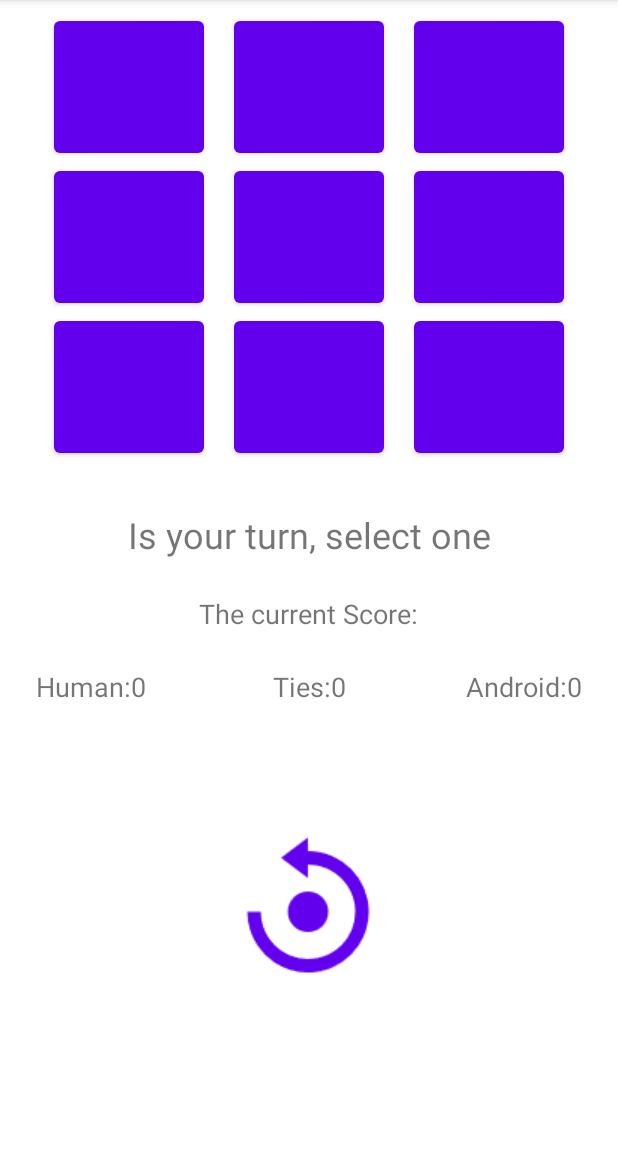
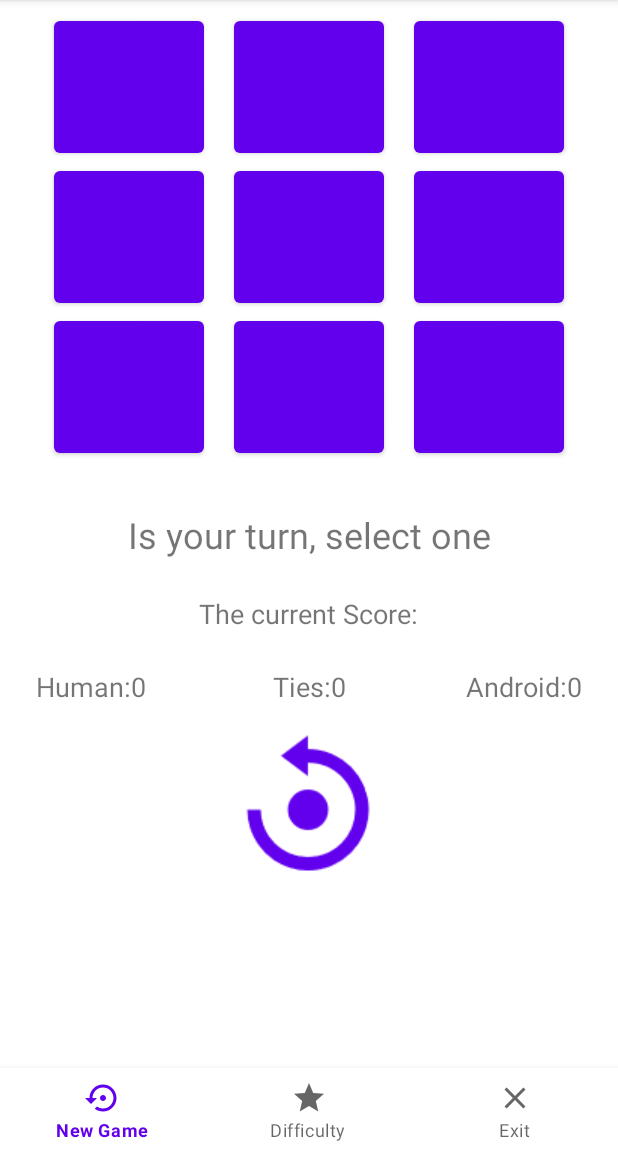
Before and after one commit to LeonardoMercado/talleres_DADM-2021-2, an Android app: the screen it shows after launch (MainActivity), on a phone screen of 412 x 824 dp, the part 84-1236 px from its top. Run offline under Robolectric (Android 15) with nearby library versions, the phone set to English and light mode, and no system bars.

Commit message:
Se crea el menú botton y se implementan los tres items

```diff
--- /dev/null
+++ b/02_Reto_4_Tic_Tac_Toe/app/src/main/res/drawable/ic_close_32.xml
@@ -0,0 +1,5 @@
+<vector android:height="32dp" android:tint="?attr/colorControlNormal"
+    android:viewportHeight="24" android:viewportWidth="24"
+    android:width="32dp" xmlns:android="http://schemas.android.com/apk/res/android">
+    <path android:fillColor="@android:color/white" android:pathData="M19,6.41L17.59,5 12,10.59 6.41,5 5,6.41 10.59,12 5,17.59 6.41,19 12,13.41 17.59,19 19,17.59 13.41,12z"/>
+</vector>
--- /dev/null
+++ b/02_Reto_4_Tic_Tac_Toe/app/src/main/res/drawable/ic_difficult_32.xml
@@ -0,0 +1,5 @@
+<vector android:height="32dp" android:tint="?attr/colorControlNormal"
+    android:viewportHeight="24" android:viewportWidth="24"
+    android:width="32dp" xmlns:android="http://schemas.android.com/apk/res/android">
+    <path android:fillColor="@android:color/white" android:pathData="M12,17.27L18.18,21l-1.64,-7.03L22,9.24l-7.19,-0.61L12,2 9.19,8.63 2,9.24l5.46,4.73L5.82,21z"/>
+</vector>
--- /dev/null
+++ b/02_Reto_4_Tic_Tac_Toe/app/src/main/res/drawable/ic_reset_32.xml
@@ -0,0 +1,5 @@
+<vector android:height="32dp" android:tint="?attr/colorControlNormal"
+    android:viewportHeight="24" android:viewportWidth="24"
+    android:width="32dp" xmlns:android="http://schemas.android.com/apk/res/android">
+    <path android:fillColor="@android:color/white" android:pathData="M14,12c0,-1.1 -0.9,-2 -2,-2s-2,0.9 -2,2 0.9,2 2,2 2,-0.9 2,-2zM12,3c-4.97,0 -9,4.03 -9,9L0,12l4,4 4,-4L5,12c0,-3.87 3.13,-7 7,-7s7,3.13 7,7 -3.13,7 -7,7c-1.51,0 -2.91,-0.49 -4.06,-1.3l-1.42,1.44C8.04,20.3 9.94,21 12,21c4.97,0 9,-4.03 9,-9s-4.03,-9 -9,-9z"/>
+</vector>
--- a/02_Reto_4_Tic_Tac_Toe/app/src/main/res/layout/activity_main.xml
+++ b/02_Reto_4_Tic_Tac_Toe/app/src/main/res/layout/activity_main.xml
@@ -126,7 +126,7 @@
         android:id="@+id/btnReset"
         android:layout_width="wrap_content"
         android:layout_height="wrap_content"
-        android:layout_marginTop="128dp"
+        android:layout_marginTop="60dp"
         android:background="#00FFFFFF"
         android:contentDescription="boton reset"
         app:layout_constraintEnd_toEndOf="parent"
@@ -194,4 +194,14 @@
         app:layout_constraintStart_toStartOf="parent"
         app:layout_constraintTop_toBottomOf="@+id/lblCurrentScore" />
 
+    <com.google.android.material.bottomnavigation.BottomNavigationView
+        android:id="@+id/btnNvgtView"
+        android:layout_width="0dp"
+        android:layout_height="56dp"
+        app:menu="@menu/botton_menu"
+        app:layout_constraintBottom_toBottomOf="parent"
+        app:layout_constraintEnd_toEndOf="parent"
+        app:layout_constraintHorizontal_bias="0.0"
+        app:layout_constraintStart_toStartOf="parent" />
+
 </androidx.constraintlayout.widget.ConstraintLayout>
--- /dev/null
+++ b/02_Reto_4_Tic_Tac_Toe/app/src/main/res/menu/botton_menu.xml
@@ -0,0 +1,15 @@
+<?xml version="1.0" encoding="utf-8"?>
+<menu xmlns:android="http://schemas.android.com/apk/res/android">
+    <item
+        android:id="@+id/newGame"
+        android:title="New Game"
+        android:icon="@drawable/ic_reset_32"/>
+    <item
+        android:id="@+id/difficulty"
+        android:title="Difficulty"
+        android:icon="@drawable/ic_difficult_32" />
+    <item
+        android:id="@+id/exit"
+        android:title="Exit"
+        android:icon="@drawable/ic_close_32"/>
+</menu>
```
